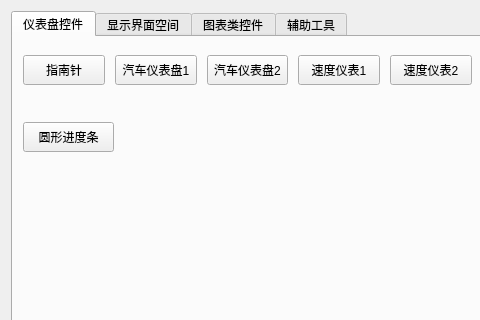
The window that Exmaple/examplewidget.ui (kevinlq/LQFramKit) describes before a commit, drawn with Qt 5; both pictures show x 0 to 480 and y 0 to 320 of the 656 by 578 pixel window.
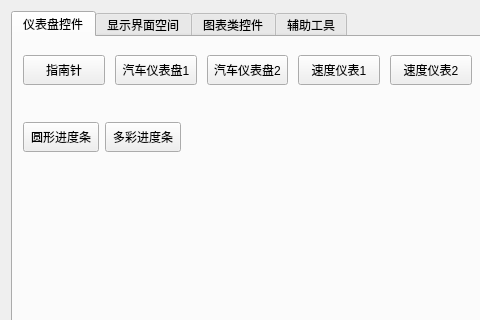
The same window after the commit.

Commit message: 添加了多彩进度条

```diff
--- a/Exmaple/examplewidget.ui
+++ b/Exmaple/examplewidget.ui
@@ -123,7 +123,7 @@
           <rect>
            <x>10</x>
            <y>70</y>
-           <width>91</width>
+           <width>158</width>
            <height>61</height>
           </rect>
          </property>
@@ -141,6 +141,19 @@
             </property>
            </widget>
           </item>
+          <item>
+           <widget class="QPushButton" name="pushButton_11">
+            <property name="minimumSize">
+             <size>
+              <width>0</width>
+              <height>30</height>
+             </size>
+            </property>
+            <property name="text">
+             <string>多彩进度条</string>
+            </property>
+           </widget>
+          </item>
          </layout>
         </widget>
        </widget>
```
The commit also changes 11 other files.
